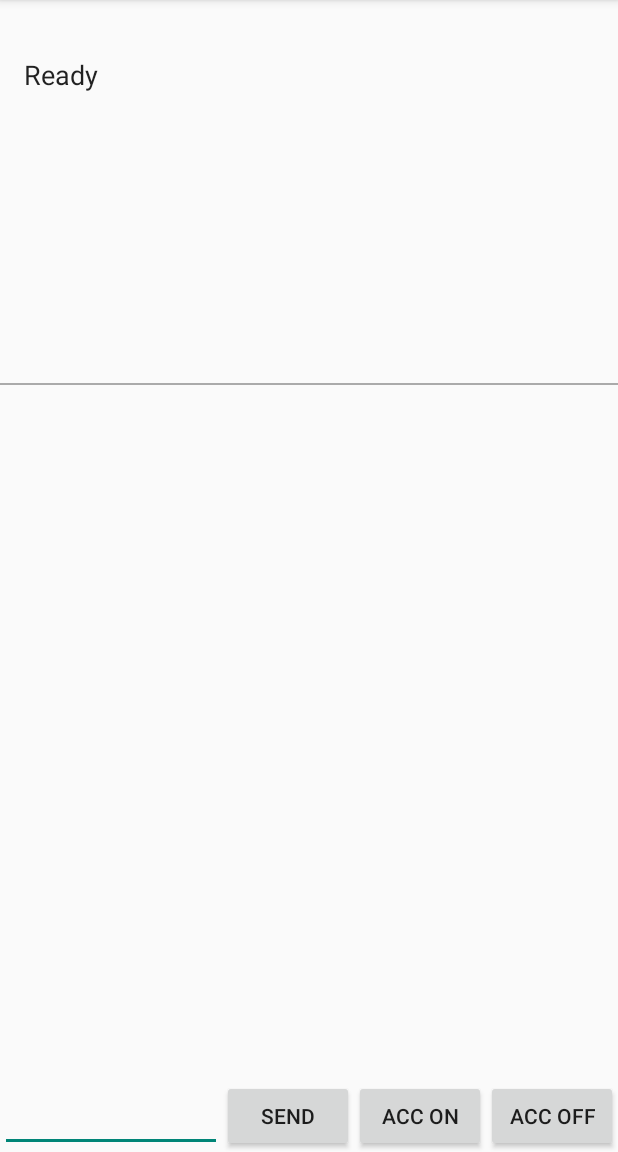
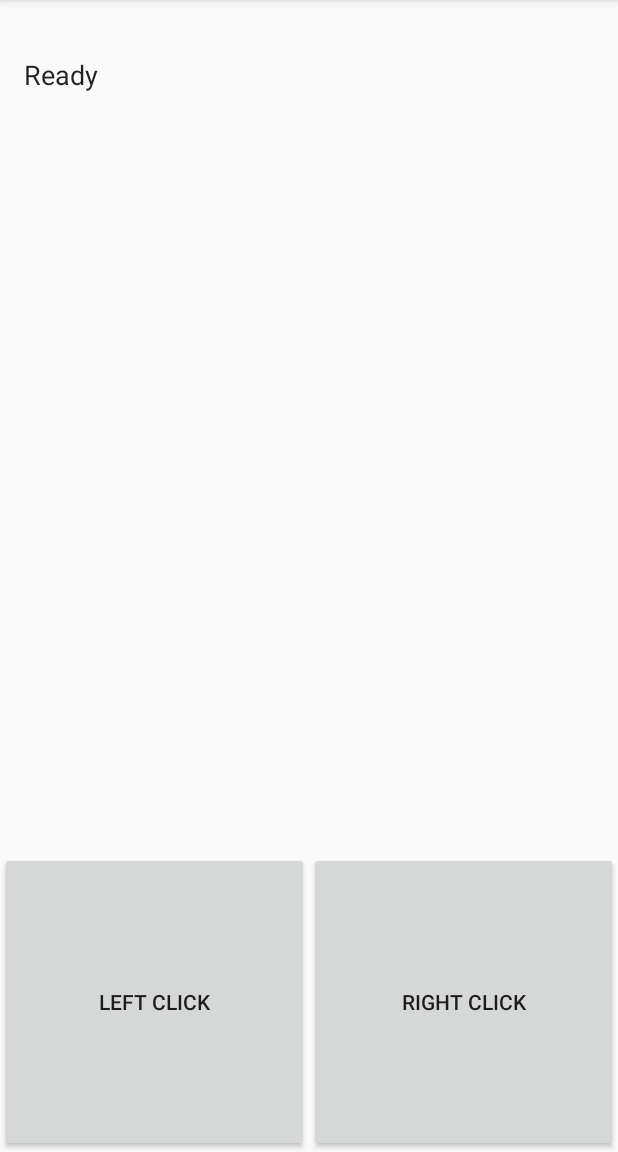
Before and after one commit to alperyayikci/android_mouse, an Android app: the screen it shows after launch (MainActivity), after a tap on "SHOW LOG", on a phone screen of 412 x 824 dp, the part 84-1236 px from its top. Run offline under Robolectric (Android 15) with nearby library versions, the phone set to English and light mode, and no system bars.

Commit message:
Working version with mouse using gravity sensor. Left and right clicks added.

```diff
--- a/Application/src/main/java/com/example/android/bluetoothchat/BluetoothChatFragment.java
+++ b/Application/src/main/java/com/example/android/bluetoothchat/BluetoothChatFragment.java
@@ -37,6 +37,7 @@ import android.view.LayoutInflater;
 import android.view.Menu;
 import android.view.MenuInflater;
 import android.view.MenuItem;
+import android.view.MotionEvent;
 import android.view.View;
 import android.view.ViewGroup;
 import android.view.inputmethod.EditorInfo;
@@ -58,9 +59,15 @@ public class BluetoothChatFragment extends Fragment implements SensorEventListen
 
     //MY BOOL
     private static boolean buttonPressed = false;
+    private static boolean xFlag = false, yFlag = false;
     private static double xV = 0;
     private static double yV = 0;
     private static long timestamp = 0;
+    private static double[] lastX;
+    private static double[] lastY;
+    private static double timeout=0;
+
+
 
     // Intent request codes
     private static final int REQUEST_CONNECT_DEVICE_SECURE = 1;
@@ -70,10 +77,8 @@ public class BluetoothChatFragment extends Fragment implements SensorEventListen
 
     // Layout Views
     private ListView mConversationView;
-    private EditText mOutEditText;
-    private Button mSendButton;
-    private Button mAccOnButton;
-    private Button mAccOffButton;
+    private Button mLeftClickButton;
+    private Button mRightClickButton;
 
     /**
      * Name of the connected device
@@ -121,7 +126,7 @@ public class BluetoothChatFragment extends Fragment implements SensorEventListen
         sensorManager=(SensorManager) getActivity().getSystemService(Context.SENSOR_SERVICE);
         // add listener. The listener will be HelloAndroid (this) class
         sensorManager.registerListener(this,
-                sensorManager.getDefaultSensor(Sensor.TYPE_LINEAR_ACCELERATION),
+                sensorManager.getDefaultSensor(Sensor.TYPE_GRAVITY),
                 SensorManager.SENSOR_DELAY_GAME);
 
 		/*	More sensor speeds (taken from api docs)
@@ -129,6 +134,9 @@ public class BluetoothChatFragment extends Fragment implements SensorEventListen
 		    SENSOR_DELAY_GAME	rate suitable for games
 		 	SENSOR_DELAY_NORMAL	rate (default) suitable for screen orientation changes
 		*/
+
+        lastX = new double[5];
+        lastY = new double[5];
     }
     public void onAccuracyChanged(Sensor sensor,int accuracy){
 
@@ -137,13 +145,12 @@ public class BluetoothChatFragment extends Fragment implements SensorEventListen
     public void onSensorChanged(SensorEvent event){
 
         // check sensor type
-        if(event.sensor.getType()==Sensor.TYPE_LINEAR_ACCELERATION){
-
+        if(event.sensor.getType()==Sensor.TYPE_GRAVITY){
+            /*
             // assign directions
-
             if(timestamp == 0){
                 timestamp = event.timestamp;
-            }else{
+            }else {
                 double dt =  event.timestamp - timestamp;
                 dt *= 1e-9;
                 //Log.d(TAG, "dt: " + dt);
@@ -153,6 +160,24 @@ public class BluetoothChatFragment extends Fragment implements SensorEventListen
                 double xAcc= event.values[0];
                 double yAcc= -event.values[1];
                 //Filter
+                for(int i=1; i <= 4; i++) {
+                    lastX[i-1] = lastX[i];
+                    lastY[i-1] = lastY[i];
+                }
+
+                if(Math.abs(xAcc) < 1 && Math.abs(yAcc) < 1) {
+                    timeout += dt;
+                }
+                else if(xFlag && yFlag){
+                    timeout = 5;
+                }
+                else timeout = 0;
+
+                if(event.values[2] > 1) {
+                    timeout = 5;
+
+                }
+
                 if(xAcc < 1 && xAcc > 0 && xV > 0){
                     xAcc = 0;
                 }
@@ -165,25 +190,70 @@ public class BluetoothChatFragment extends Fragment implements SensorEventListen
                 if(yAcc > -1 && yAcc < 0 && yV < 0){
                     yAcc = 0;
                 }
+                if(timeout > 0.25) {
+                    xV = 0;
+                    yV = 0;
+                    xAcc = 0;
+                    yAcc = 0;
+                    xFlag = yFlag = false;
+                }
+
+
                 //Log.d(TAG, "XAcc: " + xAcc + "YAcc:  " + yAcc);
+                lastX[4] = xAcc;
+                lastY[4] = yAcc;
+
+                xAcc = 0;
+                yAcc = 0;
+
+                for(int i=0; i < 5; i++) {
+                    xAcc += lastX[i] / 5;
+                    yAcc += lastY[i] / 5;
+                }
+
+                if(xAcc < 0 && xV > 0){
+                    xFlag = true;
+                }
+                if(xAcc > 0 && xV < 0){
+                    xFlag = true;
+                }
+                if(yAcc < 0 && yV > 0){
+                    yFlag = true;
+                }
+                if(yAcc > 0 && yV < 0){
+                    yFlag = true;
+                }
+
+
 
 
                 double dX = (0.5*xAcc*dt*dt + xV * dt)*4000;
                 double dY = (0.5*yAcc*dt*dt + yV * dt)*4000;
                 Log.d(TAG, "dX: " + dX + "dY:  " + dY);
+
+
+
+
+
                 xV += (xAcc*dt);
                 yV += (yAcc*dt);
 
+            }
+
                 //Log.d(TAG, "XV: " + xV + "YV:  " + yV);
 
+*/
+            double dX= -event.values[0]*5;
+            double dY= event.values[1]*5;
+            //double dZ= -event.values[2];
+            if(buttonPressed == true) {
+                //Log.d(TAG, "X: " + dX + " Y:  " + dY);
+                //Log.d(TAG, "XV: " + xV + " YV:  " + yV);
+                //Log.d(TAG, "XAcc: " + xAcc + " YAcc:  " + yAcc);
+                sendMessage("M "+(int) dX + " " + (int) dY);
+            }
+            //  zCoor.setText("Z: "+z);
 
-                // float z=event.values[2];
-                if(buttonPressed == true) {
-                    Log.d(TAG, "X: " + dX + "Y:  " + dY);
-                    sendMessage((int) dX + " " + (int) dY);
-                }
-                //  zCoor.setText("Z: "+z);
-            }
         }
     }
 
@@ -234,10 +304,8 @@ public class BluetoothChatFragment extends Fragment implements SensorEventListen
     @Override
     public void onViewCreated(View view, @Nullable Bundle savedInstanceState) {
         mConversationView = (ListView) view.findViewById(R.id.in);
-        mOutEditText = (EditText) view.findViewById(R.id.edit_text_out);
-        mSendButton = (Button) view.findViewById(R.id.button_send);
-        mAccOnButton = (Button) view.findViewById(R.id.button_send_acc_on);
-        mAccOffButton = (Button) view.findViewById(R.id.button_send_acc_off);
+        mLeftClickButton = (Button) view.findViewById(R.id.button_left_click);
+        mRightClickButton = (Button) view.findViewById(R.id.button_right_click);
     }
 
     /**
@@ -250,41 +318,40 @@ public class BluetoothChatFragment extends Fragment implements SensorEventListen
         mConversationArrayAdapter = new ArrayAdapter<String>(getActivity(), R.layout.message);
 
         mConversationView.setAdapter(mConversationArrayAdapter);
-
-        // Initialize the compose field with a listener for the return key
-        mOutEditText.setOnEditorActionListener(mWriteListener);
-
-        // Initialize the send button with a listener that for click events
-        mSendButton.setOnClickListener(new View.OnClickListener() {
-            public void onClick(View v) {
-                // Send a message using content of the edit text widget
-                View view = getView();
-                if (null != view) {
-                    TextView textView = (TextView) view.findViewById(R.id.edit_text_out);
-                    String message = textView.getText().toString();
-                    sendMessage(message);
+        mLeftClickButton.setOnTouchListener(new View.OnTouchListener() {
+            @Override
+            public boolean onTouch(View v, MotionEvent event) {
+                switch(event.getAction()) {
+                    case MotionEvent.ACTION_DOWN:
+                        // PRESSED
+                        Log.d(TAG, "L pressed");
+                        sendMessage("B 0 0");
+                        return true; // if you want to handle the touch event
+                    case MotionEvent.ACTION_UP:
+                        // RELEASED
+                        Log.d(TAG, "L released");
+                        sendMessage("B 0 1");
+                        return true; // if you want to handle the touch event
                 }
+                return false;
             }
         });
-
-        // Initialize the send button with a listener that for accelerometer events
-        mAccOnButton.setOnClickListener(new View.OnClickListener() {
-            public void onClick(View v) {
-                // Send a message using content of the edit text widget
-                View view = getView();
-                if (null != view) {
-                    buttonPressed = true;
+        mRightClickButton.setOnTouchListener(new View.OnTouchListener() {
+            @Override
+            public boolean onTouch(View v, MotionEvent event) {
+                switch (event.getAction()) {
+                    case MotionEvent.ACTION_DOWN:
+                        // PRESSED
+                        Log.d(TAG, "R pressed");
+                        sendMessage("B 1 0");
+                        return true; // if you want to handle the touch event
+                    case MotionEvent.ACTION_UP:
+                        // RELEASED
+                        Log.d(TAG, "R released");
+                        sendMessage("B 1 1");
+                        return true; // if you want to handle the touch event
                 }
-            }
-        });
-        // Initialize the send button with a listener that for accelerometer events
-        mAccOffButton.setOnClickListener(new View.OnClickListener() {
-            public void onClick(View v) {
-                // Send a message using content of the edit text widget
-                View view = getView();
-                if (null != view) {
-                    buttonPressed = false;
-                }
+                return false;
             }
         });
 
@@ -325,9 +392,8 @@ public class BluetoothChatFragment extends Fragment implements SensorEventListen
             byte[] send = message.getBytes();
             mChatService.write(send);
 
-            // Reset out string buffer to zero and clear the edit text field
+            // Reset out string buffer to zero.
             mOutStringBuffer.setLength(0);
-            mOutEditText.setText(mOutStringBuffer);
         }
     }
 
@@ -498,6 +564,12 @@ public class BluetoothChatFragment extends Fragment implements SensorEventListen
                 startActivityForResult(serverIntent, REQUEST_CONNECT_DEVICE_INSECURE);
                 return true;
             }
+            case R.id.connect_mouse: {
+                // Ensure this device is discoverable by others
+                if(buttonPressed == false) buttonPressed = true;
+                else buttonPressed = false;
+                return true;
+            }
             case R.id.discoverable: {
                 // Ensure this device is discoverable by others
                 ensureDiscoverable();
--- a/Application/src/main/res/layout/activity_main.xml
+++ b/Application/src/main/res/layout/activity_main.xml
@@ -26,21 +26,11 @@
           android:layout_height="0px"
           android:layout_weight="1">
 
-        <ScrollView
-              style="@style/Widget.SampleMessageTile"
-              android:layout_width="match_parent"
-              android:layout_height="match_parent">
 
-            <TextView
-                  style="@style/Widget.SampleMessage"
-                  android:layout_width="match_parent"
-                  android:layout_height="wrap_content"
-                  android:paddingLeft="@dimen/horizontal_page_margin"
-                  android:paddingRight="@dimen/horizontal_page_margin"
-                  android:paddingTop="@dimen/vertical_page_margin"
-                  android:paddingBottom="@dimen/vertical_page_margin"
-                  android:text="@string/intro_message" />
-        </ScrollView>
+        <TextView
+            android:layout_width="match_parent"
+            android:layout_height="wrap_content"
+            android:text="" />
 
         <fragment
               android:name="com.example.android.common.logger.LogFragment"
@@ -50,11 +40,6 @@
 
     </ViewAnimator>
 
-    <View
-          android:layout_width="match_parent"
-          android:layout_height="1dp"
-          android:background="@android:color/darker_gray" />
-
     <FrameLayout
           android:id="@+id/sample_content_fragment"
           android:layout_weight="2"
--- a/Application/src/main/res/layout/fragment_bluetooth_chat.xml
+++ b/Application/src/main/res/layout/fragment_bluetooth_chat.xml
@@ -29,31 +29,21 @@
 
     <LinearLayout
         android:layout_width="match_parent"
-        android:layout_height="wrap_content"
+        android:layout_height="300px"
         android:orientation="horizontal" >
 
-        <EditText
-            android:id="@+id/edit_text_out"
-            android:layout_width="wrap_content"
-            android:layout_height="wrap_content"
-            android:layout_gravity="bottom"
-            android:layout_weight="1" />
-
         <Button
-            android:id="@+id/button_send"
-            android:layout_width="wrap_content"
-            android:layout_height="wrap_content"
-            android:text="@string/send" />
+            android:id="@+id/button_left_click"
+            android:layout_width="match_parent"
+            android:layout_weight="0.5"
+            android:layout_height="300px"
+            android:text="Left Click" />
         <Button
-            android:id="@+id/button_send_acc_on"
-            android:layout_width="wrap_content"
-            android:layout_height="wrap_content"
-            android:text="Acc On" />
-        <Button
-            android:id="@+id/button_send_acc_off"
-            android:layout_width="wrap_content"
-            android:layout_height="wrap_content"
-            android:text="Acc Off" />
+            android:id="@+id/button_right_click"
+            android:layout_width="match_parent"
+            android:layout_weight="0.5"
+            android:layout_height="300px"
+            android:text="Right Click" />
     </LinearLayout>
 
 </LinearLayout>
--- a/Application/src/main/res/menu/bluetooth_chat.xml
+++ b/Application/src/main/res/menu/bluetooth_chat.xml
@@ -25,10 +25,13 @@
         android:id="@+id/insecure_connect_scan"
         android:showAsAction="never"
         android:title="@string/insecure_connect"/>
-
     <item
         android:id="@+id/discoverable"
         android:showAsAction="never"
         android:title="@string/discoverable"/>
+    <item
+        android:id="@+id/connect_mouse"
+        android:showAsAction="never"
+        android:title="Mouse On/Off"/>
 
 </menu>
```
Also changed, not shown: Application/src/main/java/com/example/android/bluetoothchat/BluetoothChatService.java (+3 -4 lines), 26 other files.
